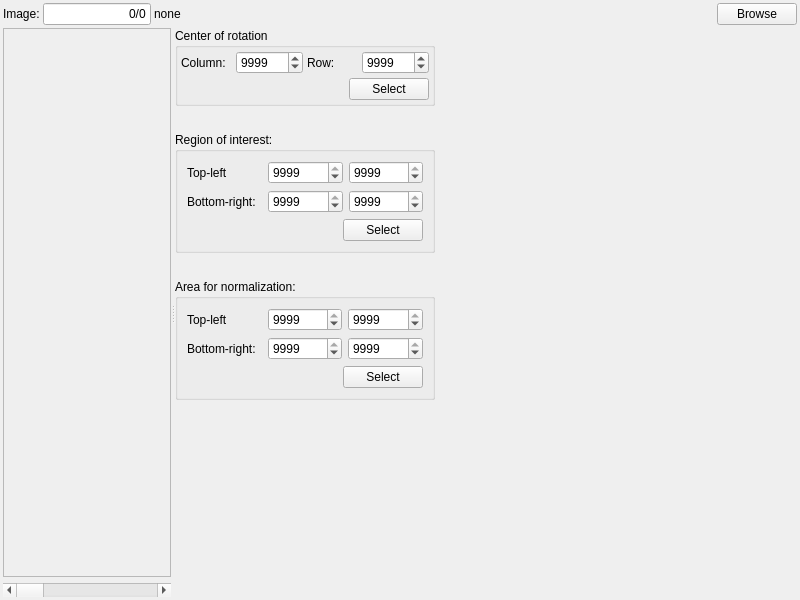
The window that Code/Mantid/MantidQt/CustomInterfaces/inc/MantidQtCustomInterfaces/Tomography/ImageSelectCoRAndRegions.ui (mantidproject/mantid) describes before a commit, drawn with Qt 5.
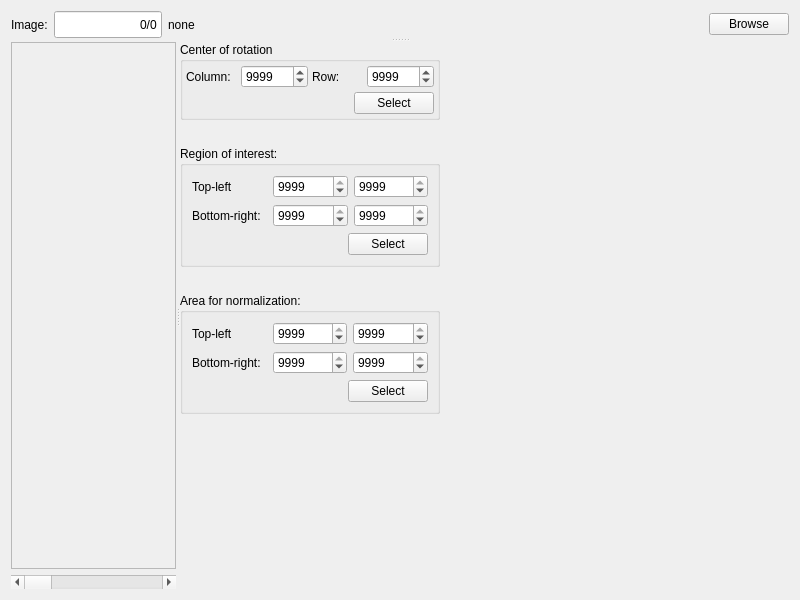
The same window after the commit.

Commit message: better splitters and update form/class name, re #13140

```diff
--- a/Code/Mantid/MantidQt/CustomInterfaces/inc/MantidQtCustomInterfaces/Tomography/ImageSelectCoRAndRegions.ui
+++ b/Code/Mantid/MantidQt/CustomInterfaces/inc/MantidQtCustomInterfaces/Tomography/ImageSelectCoRAndRegions.ui
@@ -20,13 +20,12 @@
    <string>Form</string>
   </property>
   <layout class="QGridLayout" name="gridLayout_5">
-   <property name="margin">
-    <number>3</number>
-   </property>
-   <property name="spacing">
-    <number>3</number>
-   </property>
    <item row="0" column="0">
+    <widget class="QSplitter" name="splitter_main_vertical">
+     <property name="orientation">
+      <enum>Qt::Vertical</enum>
+     </property>
+     <widget class="QWidget" name="">
     <layout class="QHBoxLayout" name="horizontalLayout_4">
      <item>
       <widget class="QLabel" name="label_8">
@@ -81,19 +80,12 @@
       </widget>
      </item>
     </layout>
-   </item>
-   <item row="1" column="0">
-    <widget class="QSplitter" name="splitter">
-     <property name="sizePolicy">
-      <sizepolicy hsizetype="Expanding" vsizetype="Expanding">
-       <horstretch>0</horstretch>
-       <verstretch>0</verstretch>
-      </sizepolicy>
-     </property>
+     </widget>
+     <widget class="QSplitter" name="splitter_img_horiz">
      <property name="orientation">
       <enum>Qt::Horizontal</enum>
      </property>
-     <widget class="QWidget" name="">
+      <widget class="QWidget" name="layoutWidget">
       <layout class="QVBoxLayout" name="verticalLayout_2">
        <property name="sizeConstraint">
         <enum>QLayout::SetMinimumSize</enum>
@@ -114,8 +106,8 @@
            <rect>
             <x>0</x>
             <y>0</y>
-            <width>485</width>
-            <height>537</height>
+             <width>494</width>
+             <height>524</height>
            </rect>
           </property>
           <property name="sizePolicy">
@@ -157,7 +149,7 @@
        </item>
       </layout>
      </widget>
-     <widget class="QWidget" name="">
+      <widget class="QWidget" name="layoutWidget">
       <layout class="QVBoxLayout" name="verticalLayout">
        <item>
         <widget class="QGroupBox" name="groupBox_cor">
@@ -492,6 +484,7 @@
         </spacer>
        </item>
       </layout>
+      </widget>
      </widget>
     </widget>
    </item>
```
Left out of the diff: 4 changed lines with no effect on the pictures. Lines whose indentation alone changed are shown as unchanged.
